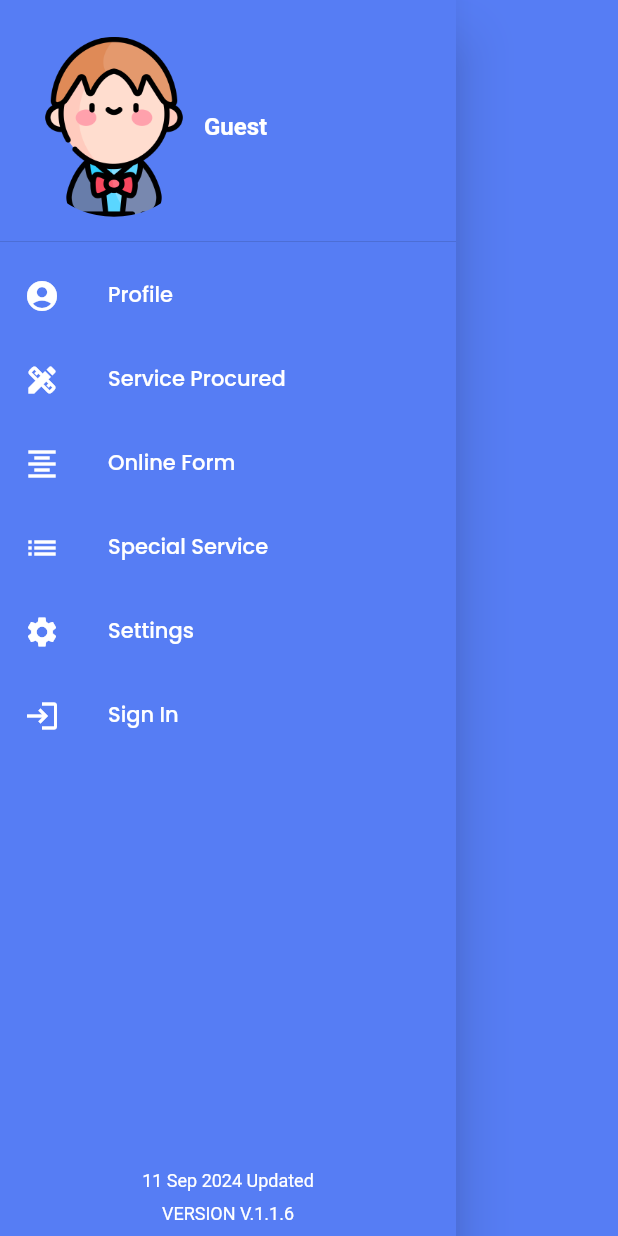
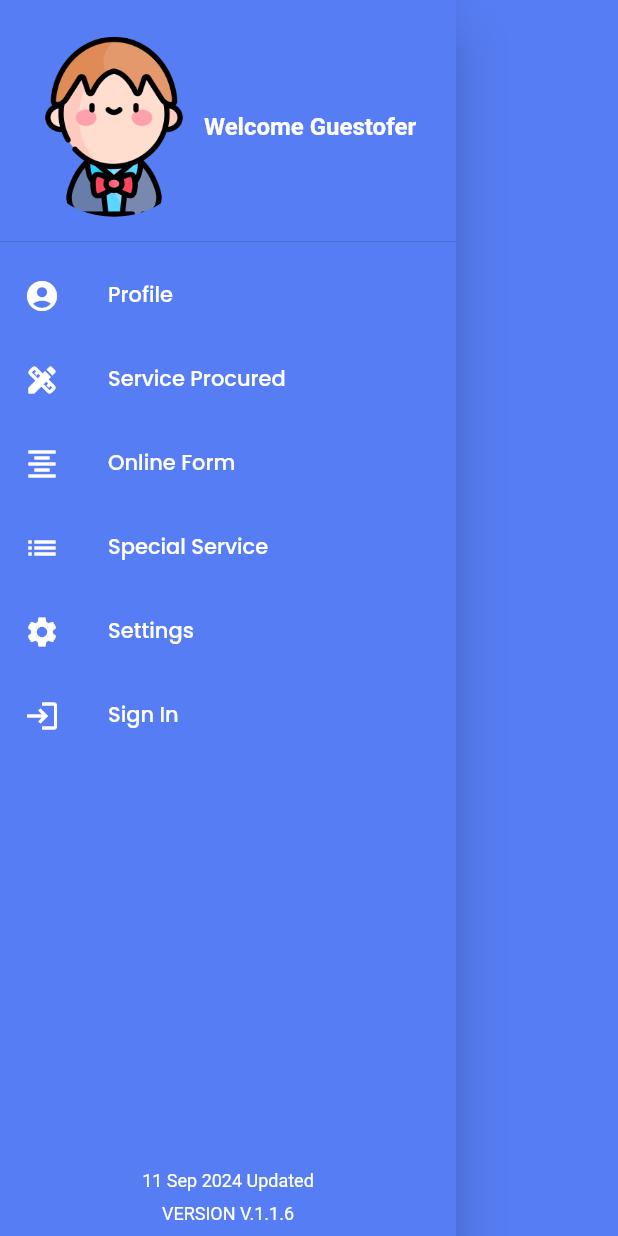
Before and after one commit to joharmandav/KUPFMobile, a Flutter app: the MainView screen opened by its route, with the side drawer open, on a phone screen of 412 x 824 dp. Run offline on Flutter 3.47's test engine with Material 2 defaults, Android fonts, the light colour scheme and no system bars; drawn by our look-alikes of curved_navigation_bar; our stand-ins replace connectivity_plus, device_info_plus, firebase_auth, firebase_core, flare_flutter, flutter_svg and 14 more; missing offline and left inert: huawei_account; accounts and stored records are empty; statements that could not run were skipped.

Commit message:
Guest login cleared

```diff
--- a/lib/presentation/controller/main/general_controller.dart
+++ b/lib/presentation/controller/main/general_controller.dart
@@ -47,9 +47,15 @@ class GeneralController extends GetxController {
 
   // final RxInt _status = RxInt(0);
    final RxInt _status = 0.obs;
+   RxBool isVisible = true.obs;
+
     int get status => _status.value;
 
+  void toggleVisibility() {
 
+  isVisible.value = !isVisible.value;
+
+   }
 
 
 
@@ -57,7 +63,10 @@ class GeneralController extends GetxController {
     if (storageBox.hasData('status') && storageBox.read('status') == 1) {
       _status(storageBox.read('status'));
       return true;
-    } else {
+    }else if(isVisible.value == false){
+      return true;
+    }
+     else {
       storageBox.write('status', 0);
       _status(storageBox.read('status'));
       return false;
--- a/lib/presentation/controller/profile/profile_body_controller.dart
+++ b/lib/presentation/controller/profile/profile_body_controller.dart
@@ -56,6 +56,11 @@ class ProfileBodyController extends GetxController
   @override
   void onInit() {
     super.onInit();
+    if(controller.isVisible.value == false){
+      employeeNameController.text = "Guestofer Mill Gen";
+      mobileController.text = "11111111";
+
+    }
     _tabController = TabController(length: 2, vsync: this);
     _connectivityService.initConnectivity();
     init();
--- a/lib/widgets/drawer/drawer_view.dart
+++ b/lib/widgets/drawer/drawer_view.dart
@@ -14,7 +14,7 @@ class DrawerView extends StatelessWidget {
   const DrawerView({Key? key}) : super(key: key);
   @override
   Widget build(BuildContext context) {
-        final generalController = Get.find<GeneralController>();
+  final generalController = Get.find<GeneralController>();
 
     var format = DateFormat('d MMM y');
     return Drawer(
@@ -43,7 +43,7 @@ class DrawerView extends StatelessWidget {
                             Flexible(child: SizedBox(width: 145, child: Text(generalController.detailedEmployeeModel?.englishName ?? "Guest User", overflow: TextOverflow.ellipsis, style: const TextStyle(color: AppColor.white, fontSize: 16, fontWeight: FontWeight.w700, overflow: TextOverflow.ellipsis,), maxLines: 1, ))),
                           ],
                         )
-                        :   Text("Guest", style: TextStyle(color: AppColor.white, fontSize: 16, fontWeight: FontWeight.w700,),);
+                        :   const Text("Welcome Guestofer", style: TextStyle(color: AppColor.white, fontSize: 16, fontWeight: FontWeight.w700,),);
                       }),
 
 
@@ -69,7 +69,9 @@ class DrawerView extends StatelessWidget {
                         Get.back();
                       }
                     }),
-                DrawerTile(
+
+             Obx(()=> generalController.isVisible.value
+           ?  DrawerTile(
                     title: LanguageConstants.serviceProcured.tr,
                     leading: const Icon(Icons.design_services,
                         color: AppColor.white),
@@ -88,8 +90,12 @@ class DrawerView extends StatelessWidget {
                         drawerNotifier.value = DrawerState.service;
                         Get.back();
                       }
-                    }),
-                DrawerTile(
+                    }):
+                    const SizedBox.shrink()),
+                    // online form
+              Obx(()=>
+              generalController.isVisible.value
+             ?  DrawerTile(
                   title: LanguageConstants.onLineForm.tr,
                   leading: const Icon(Icons.format_align_center,
                       color: AppColor.white),
@@ -97,6 +103,8 @@ class DrawerView extends StatelessWidget {
                     drawerNotifier.value = DrawerState.onlineForm;
                     Get.back();
                   },
+                ) :
+                 const SizedBox.shrink(),
                 ),
                 DrawerTile(
                     title: LanguageConstants.specialService.tr,
@@ -113,18 +121,19 @@ class DrawerView extends StatelessWidget {
                       drawerNotifier.value = DrawerState.settings;
                       Get.back();
                     }),
-                DrawerTile(
-                    title: Get.find<GeneralController>().checkStatus()
+                 DrawerTile(
+                    title:  (Get.find<GeneralController>().checkStatus() && generalController.isVisible.value == true)
                         ? LanguageConstants.logout.tr
                         : LanguageConstants.signIn.tr,
-                    leading: Icon(
-                        Get.find<GeneralController>().checkStatus()
+                    leading:
+                    Icon(
+                       ( Get.find<GeneralController>().checkStatus()  && generalController.isVisible.value == true)
                             ? Icons.logout
                             : Icons.login_outlined,
                         color: AppColor.white),
                     onTap: () async {
                       //drawerNotifier.value = DrawerState.logout;
-                      if (Get.find<GeneralController>().checkStatus()) {
+                      if (Get.find<GeneralController>().checkStatus() &&  generalController.isVisible.value == true) {
                         await Get.find<GeneralController>().logout();
                         Get.offAllNamed(AppRoutes.login);
                       } else {
```
Also changed, not shown: lib/presentation/controller/login/login_controller.dart (+1 -10 lines), lib/presentation/screen/sigin_view/sigin_view.dart (+10 -2 lines).
